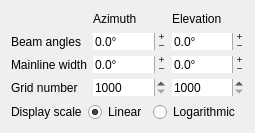
Qt form ui_forms/settings.ui (evreyuga/rpv) before a commit.
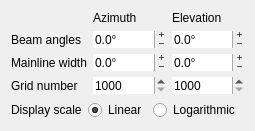
The same form after that commit.

```diff
--- a/ui_forms/settings.ui
+++ b/ui_forms/settings.ui
@@ -7,7 +7,7 @@
     <x>0</x>
     <y>0</y>
     <width>231</width>
-    <height>133</height>
+    <height>131</height>
    </rect>
   </property>
   <property name="windowTitle">
```
